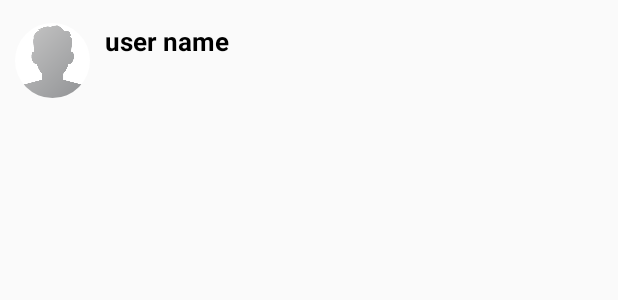
After one commit to mishra-abhii/ChatMates, an Android app: the layout user_display_layout.xml on its own in the app's theme, with its tools: preview values and no code run, on a phone screen of 412 x 824 dp. The commit adds this screen. Shown: the top 300 px of the screen. Run offline under Robolectric (Android 15) with nearby library versions, the phone set to English and light mode, and no system bars.

Commit message:
Created user_display layout

```diff
--- a/app/src/main/java/com/example/chatmates/Fragments/ChatFragment.java
+++ b/app/src/main/java/com/example/chatmates/Fragments/ChatFragment.java
@@ -1,5 +1,6 @@
 package com.example.chatmates.Fragments;
 
+import android.content.Intent;
 import android.os.Bundle;
 
 import androidx.fragment.app.Fragment;
@@ -8,10 +9,15 @@ import android.view.LayoutInflater;
 import android.view.View;
 import android.view.ViewGroup;
 
+import com.example.chatmates.FindFriends;
 import com.example.chatmates.R;
+import com.google.android.material.floatingactionbutton.FloatingActionButton;
 
 
 public class ChatFragment extends Fragment {
+
+    View chatview;
+    FloatingActionButton floatingActionButton;
 
     @Override
     public void onCreate(Bundle savedInstanceState) {
@@ -23,6 +29,21 @@ public class ChatFragment extends Fragment {
     public View onCreateView(LayoutInflater inflater, ViewGroup container,
                              Bundle savedInstanceState) {
         // Inflates the layout for this fragment
-        return inflater.inflate(R.layout.fragment_chat, container, false);
+        chatview = inflater.inflate(R.layout.fragment_chat, container, false);
+
+        floatingActionButton=chatview.findViewById(R.id.chat_float_btn);
+        floatingActionButton.setOnClickListener(new View.OnClickListener() {
+            @Override
+            public void onClick(View view) {
+                SendtoFindFriendsActivity();
+            }
+        });
+
+        return chatview;
+    }
+
+    private void SendtoFindFriendsActivity() {
+        Intent intent=new Intent(getActivity(), FindFriends.class);
+        startActivity(intent);
     }
 }
--- a/app/src/main/java/com/example/chatmates/Fragments/RequestFragment.java
+++ b/app/src/main/java/com/example/chatmates/Fragments/RequestFragment.java
@@ -1,5 +1,6 @@
 package com.example.chatmates.Fragments;
 
+import android.content.Intent;
 import android.os.Bundle;
 
 import androidx.fragment.app.Fragment;
@@ -8,9 +9,14 @@ import android.view.LayoutInflater;
 import android.view.View;
 import android.view.ViewGroup;
 
+import com.example.chatmates.FindFriends;
 import com.example.chatmates.R;
+import com.google.android.material.floatingactionbutton.FloatingActionButton;
 
 public class RequestFragment extends Fragment {
+
+    View reqView;
+    FloatingActionButton floatingActionButton;
 
 
     @Override
@@ -23,6 +29,21 @@ public class RequestFragment extends Fragment {
     public View onCreateView(LayoutInflater inflater, ViewGroup container,
                              Bundle savedInstanceState) {
         // Inflates the layout for this fragment
-        return inflater.inflate(R.layout.fragment_request, container, false);
+        reqView = inflater.inflate(R.layout.fragment_request, container, false);
+
+        floatingActionButton=reqView.findViewById(R.id.request_float_btn);
+        floatingActionButton.setOnClickListener(new View.OnClickListener() {
+            @Override
+            public void onClick(View view) {
+                SendtoFindFriendsActivity();
+            }
+        });
+
+        return reqView;
+    }
+
+    private void SendtoFindFriendsActivity() {
+        Intent intent=new Intent(getActivity(), FindFriends.class);
+        startActivity(intent);
     }
 }
--- a/app/src/main/java/com/example/chatmates/Fragments/StatusFragment.java
+++ b/app/src/main/java/com/example/chatmates/Fragments/StatusFragment.java
@@ -13,7 +13,7 @@ import com.example.chatmates.R;
 
 public class StatusFragment extends Fragment {
 
-
+    View statusView;
     @Override
     public void onCreate(Bundle savedInstanceState) {
         super.onCreate(savedInstanceState);
@@ -24,6 +24,7 @@ public class StatusFragment extends Fragment {
     public View onCreateView(LayoutInflater inflater, ViewGroup container,
                              Bundle savedInstanceState) {
         // Inflates the layout for this fragment
-        return inflater.inflate(R.layout.fragment_status, container, false);
+        statusView = inflater.inflate(R.layout.fragment_status, container, false);
+        return statusView;
     }
 }
--- a/app/src/main/java/com/example/chatmates/SettingsActivity.java
+++ b/app/src/main/java/com/example/chatmates/SettingsActivity.java
@@ -18,6 +18,7 @@ import androidx.appcompat.app.AppCompatActivity;
 import androidx.appcompat.widget.Toolbar;
 
 import com.bumptech.glide.Glide;
+import com.example.chatmates.Fragments.ChatFragment;
 import com.google.android.gms.tasks.OnCompleteListener;
 import com.google.android.gms.tasks.OnSuccessListener;
 import com.google.android.gms.tasks.Task;
@@ -264,7 +265,7 @@ public class SettingsActivity extends AppCompatActivity {
     }
 
     private void SendUserToMainActivity() {
-        Intent intent =new Intent(SettingsActivity.this, MainActivity.class);
+        Intent intent =new Intent(SettingsActivity.this, ChatFragment.class);
         intent.addFlags(Intent.FLAG_ACTIVITY_NEW_TASK|Intent.FLAG_ACTIVITY_CLEAR_TASK);
         startActivity(intent);
         finish();
--- /dev/null
+++ b/app/src/main/res/layout/user_display_layout.xml
@@ -0,0 +1,128 @@
+<?xml version="1.0" encoding="utf-8"?>
+<RelativeLayout xmlns:android="http://schemas.android.com/apk/res/android"
+    android:layout_width="match_parent"
+    android:layout_height="match_parent">
+
+    <LinearLayout
+        android:id="@+id/set_requests"
+        android:layout_width="match_parent"
+        android:layout_height="wrap_content"
+        android:layout_marginTop="15dp"
+        android:orientation="horizontal">
+
+        <de.hdodenhof.circleimageview.CircleImageView
+            android:id="@+id/users_profile_image"
+            android:layout_width="50dp"
+            android:layout_height="50dp"
+            android:layout_marginStart="10dp"
+            android:src="@drawable/profile_image">
+
+        </de.hdodenhof.circleimageview.CircleImageView>
+
+        <Space
+            android:layout_width="10dp"
+            android:layout_height="wrap_content">
+
+        </Space>
+
+        <LinearLayout
+            android:layout_width="match_parent"
+            android:layout_height="wrap_content"
+            android:orientation="vertical">
+            <LinearLayout
+                android:layout_width="match_parent"
+                android:layout_height="wrap_content"
+                android:orientation="horizontal">
+                <LinearLayout
+                    android:layout_width="230dp"
+                    android:layout_height="wrap_content"
+                    android:orientation="horizontal">
+
+                    <TextView
+                        android:id="@+id/user_profile_name"
+                        android:layout_width="wrap_content"
+                        android:layout_height="wrap_content"
+                        android:singleLine="true"
+                        android:text="@string/user_name"
+                        android:textAlignment="textStart"
+                        android:textColor="@android:color/background_dark"
+                        android:textSize="17sp"
+                        android:textStyle="bold">
+
+                    </TextView>
+
+                    <ImageView
+                        android:id="@+id/online_icon"
+                        android:layout_width="12dp"
+                        android:layout_height="12dp"
+                        android:layout_marginStart="5dp"
+                        android:layout_marginTop="8dp"
+                        android:visibility="invisible"
+                        android:src="@drawable/online">
+
+                    </ImageView>
+
+                </LinearLayout>
+                <TextView
+                    android:id="@+id/user_profile_lastseen"
+                    android:layout_width="wrap_content"
+                    android:layout_height="match_parent"
+                    android:singleLine="true"
+                    android:layout_gravity="center"
+                    android:gravity="center"
+                    android:text="12:30"
+                    android:visibility="invisible"
+                    android:textColor="@android:color/background_dark"
+                    android:textSize="12sp">
+
+                </TextView>
+            </LinearLayout>
+            <TextView
+                android:id="@+id/user_profile_status"
+                android:layout_width="wrap_content"
+                android:layout_height="wrap_content"
+                android:singleLine="true"
+                android:visibility="invisible"
+                android:text="@string/user_status"
+                android:textAlignment="textStart"
+                android:textColor="@android:color/background_dark"
+                android:textSize="13sp">
+
+            </TextView>
+            <LinearLayout
+                android:layout_width="match_parent"
+                android:layout_height="wrap_content"
+                android:orientation="horizontal"
+                android:layout_marginTop="8dp">
+                <Button
+                    android:layout_width="wrap_content"
+                    android:layout_height="20dp"
+                    android:visibility="invisible"
+                    android:id="@+id/request_accept_btn"
+                    android:background="@android:color/holo_green_light"
+                    android:text="Accept"
+                    android:textSize="13sp"
+                    android:textAllCaps="false"
+                    android:textColor="@color/white"
+                    >
+
+                </Button>
+                <Button
+                    android:layout_width="wrap_content"
+                    android:layout_height="20dp"
+                    android:id="@+id/request_cancel_btn"
+                    android:background="@android:color/holo_red_dark"
+                    android:text="Cancel"
+                    android:visibility="invisible"
+                    android:layout_marginStart="10dp"
+                    android:textSize="13sp"
+                    android:textAllCaps="false"
+                    android:textColor="@color/white"
+                    >
+
+                </Button>
+            </LinearLayout>
+        </LinearLayout>
+    </LinearLayout>
+
+</RelativeLayout>
```
